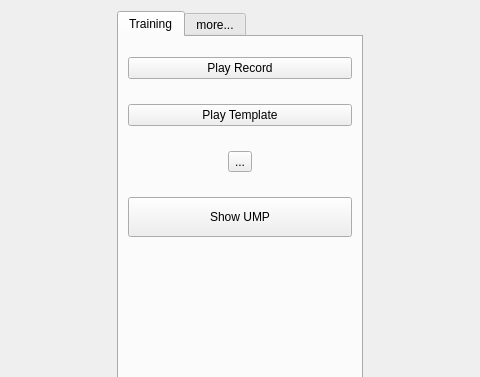
Before: the Qt Designer form graphswindow.ui in zhitko/inton-trainer, drawn with Qt 5; both pictures show x 347 to 827 and y 0 to 377 of the 1175 by 581 pixel window.
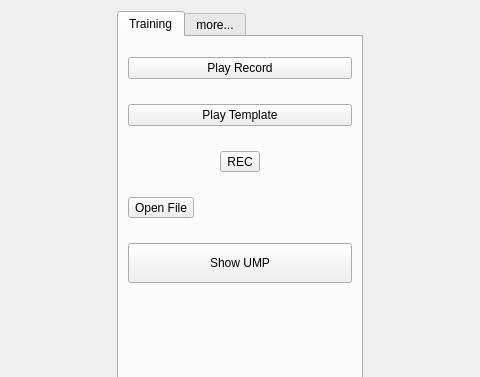
After: the same form once the commit is applied. Icons and pictures are not drawn.

Commit message: fix recording time, add file icon

Diff of the .ui file:
```diff
--- a/graphswindow.ui
+++ b/graphswindow.ui
@@ -7,7 +7,7 @@
     <x>0</x>
     <y>0</y>
     <width>1175</width>
-    <height>501</height>
+    <height>571</height>
    </rect>
   </property>
   <property name="sizePolicy">
@@ -120,7 +120,7 @@
               <enum>Qt::LeftToRight</enum>
              </property>
              <property name="text">
-              <string>...</string>
+              <string>REC</string>
              </property>
              <property name="icon">
               <iconset resource="icons.qrc">
@@ -131,9 +131,12 @@
              <property name="iconSize">
               <size>
                <width>100</width>
-               <height>100</height>
+               <height>66</height>
               </size>
              </property>
+             <property name="toolButtonStyle">
+              <enum>Qt::ToolButtonTextUnderIcon</enum>
+             </property>
              <property name="autoRaise">
               <bool>false</bool>
              </property>
@@ -141,6 +144,20 @@
            </item>
           </layout>
          </item>
+         <item>
+          <widget class="QToolButton" name="openFileBtn">
+           <property name="text">
+            <string>Open File</string>
+           </property>
+           <property name="icon">
+            <iconset resource="icons.qrc">
+             <normaloff>:/icons/icons/file.png</normaloff>:/icons/icons/file.png</iconset>
+           </property>
+           <property name="toolButtonStyle">
+            <enum>Qt::ToolButtonTextBesideIcon</enum>
+           </property>
+          </widget>
+         </item>
          <item>
           <widget class="QPushButton" name="showUMP">
            <property name="minimumSize">
```
The commit also changes 18 other files.
